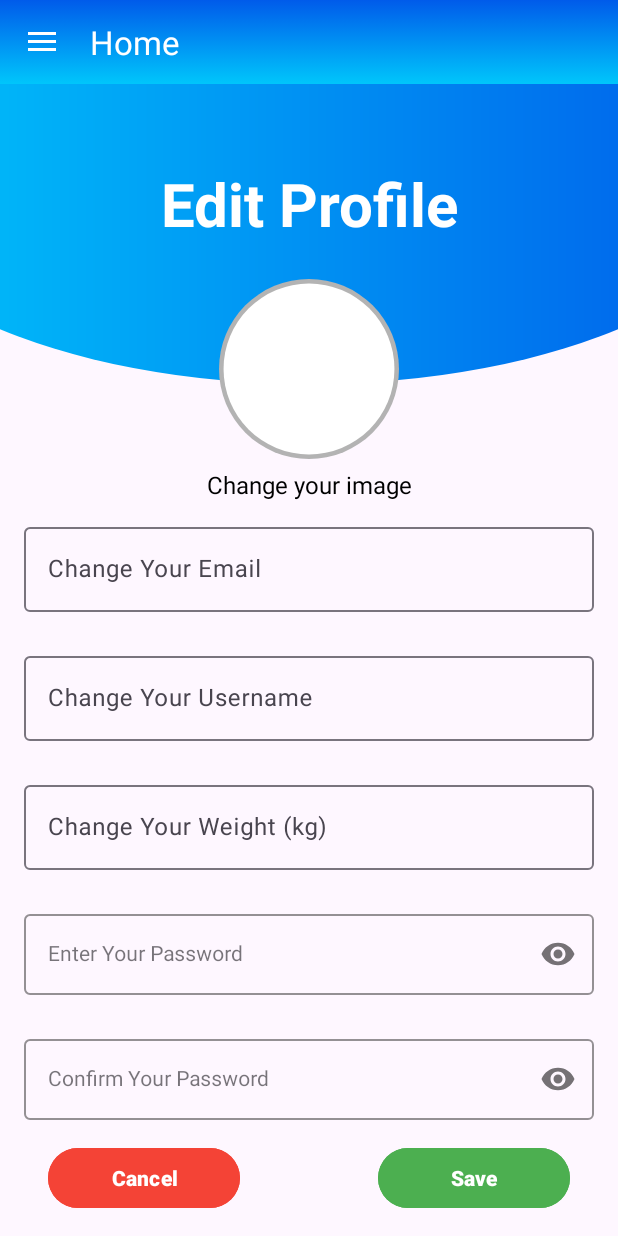
After one commit to HajdukJ/Aplikacja_Sportowa, an Android app: the fragment EditAccountFragment placed in its activity, on a phone screen of 412 x 824 dp. The commit adds this screen. Run offline under Robolectric (Android 15) with nearby library versions, the phone set to English and light mode, and no system bars; our stand-ins replace Firebase (no records; nobody signed in at launch, a user with empty details on screens opened directly).

Commit message:
poprawki podczas logowania, poprawki w profilu, mozliwosc edycji niektorych danych w profilu

```diff
--- /dev/null
+++ b/app/src/main/java/com/example/aplikacja_sportowa/EditAccountFragment.kt
@@ -0,0 +1,161 @@
+package com.example.aplikacja_sportowa
+
+import android.app.Activity
+import android.content.Intent
+import android.graphics.Bitmap
+import android.graphics.BitmapFactory
+import android.net.Uri
+import android.os.Bundle
+import android.os.Handler
+import android.os.Looper
+import android.util.Base64
+import android.util.Log
+import android.view.LayoutInflater
+import android.view.View
+import android.view.ViewGroup
+import android.widget.Toast
+import androidx.fragment.app.Fragment
+import com.bumptech.glide.Glide
+import com.example.aplikacja_sportowa.databinding.FragmentEditAccountBinding
+import com.google.firebase.auth.FirebaseAuth
+import com.google.firebase.database.*
+import java.io.ByteArrayOutputStream
+import java.io.InputStream
+
+class EditAccountFragment : Fragment() {
+
+    private lateinit var binding: FragmentEditAccountBinding
+    private lateinit var firebaseAuth: FirebaseAuth
+    private lateinit var database: DatabaseReference
+
+    private var imageUri: Uri? = null
+    private var imageBase64: String? = null
+    private val PICK_IMAGE_REQUEST = 1
+
+    override fun onCreateView(
+        inflater: LayoutInflater, container: ViewGroup?,
+        savedInstanceState: Bundle?
+    ): View {
+        binding = FragmentEditAccountBinding.inflate(inflater, container, false)
+        firebaseAuth = FirebaseAuth.getInstance()
+        database = FirebaseDatabase.getInstance().getReference("Users")
+
+        loadUserData()
+
+        binding.saveSettingsButton.setOnClickListener { saveUserData() }
+        binding.profileImageView.setOnClickListener { openFileChooser() }
+        binding.cancelButton.setOnClickListener {
+            requireActivity().supportFragmentManager.beginTransaction()
+                .replace(R.id.fragment_container, ProfileFragment())
+                .addToBackStack(null)
+                .commit()
+        }
+
+        return binding.root
+    }
+
+    private fun loadUserData() {
+        val userId = firebaseAuth.currentUser?.uid
+        if (userId != null) {
+            database.child(userId).addListenerForSingleValueEvent(object : ValueEventListener {
+                override fun onDataChange(snapshot: DataSnapshot) {
+                    val userData = snapshot.value as? Map<*, *> ?: return
+                    binding.emailbox.setText(userData["email"] as? String ?: "")
+                    binding.usernamebox.setText(userData["username"] as? String ?: "")
+                    binding.weightbox.setText(userData["weight"] as? String ?: "")
+                    val imageBase64 = userData["image"] as? String
+                    if (!imageBase64.isNullOrEmpty()) {
+                        val imageBytes = Base64.decode(imageBase64, Base64.DEFAULT)
+                        val bitmap = BitmapFactory.decodeByteArray(imageBytes, 0, imageBytes.size)
+                        Glide.with(this@EditAccountFragment)
+                            .load(bitmap)
+                            .circleCrop()
+                            .into(binding.profileImageView)
+                    }
+                }
+
+                override fun onCancelled(error: DatabaseError) {
+                    Toast.makeText(requireContext(), "Error loading data: ${error.message}", Toast.LENGTH_SHORT).show()
+                }
+            })
+        }
+    }
+
+    private fun openFileChooser() {
+        val intent = Intent(Intent.ACTION_PICK)
+        intent.type = "image/*"
+        startActivityForResult(intent, PICK_IMAGE_REQUEST)
+    }
+
+    override fun onActivityResult(requestCode: Int, resultCode: Int, data: Intent?) {
+        super.onActivityResult(requestCode, resultCode, data)
+        if (requestCode == PICK_IMAGE_REQUEST && resultCode == Activity.RESULT_OK && data != null) {
+            imageUri = data.data
+            Glide.with(this)
+                .load(imageUri)
+                .circleCrop()
+                .into(binding.profileImageView)
+            convertImageToBase64()
+        }
+    }
+
+    private fun convertImageToBase64() {
+        try {
+            val inputStream: InputStream? = imageUri?.let { requireContext().contentResolver.openInputStream(it) }
+            val bitmap = BitmapFactory.decodeStream(inputStream)
+            val outputStream = ByteArrayOutputStream()
+            bitmap.compress(Bitmap.CompressFormat.JPEG, 50, outputStream)
+            val imageBytes: ByteArray = outputStream.toByteArray()
+            imageBase64 = Base64.encodeToString(imageBytes, Base64.DEFAULT)
+        } catch (e: Exception) {
+            Log.e("EditAccountFragment", "Error converting image: ${e.message}", e)
+            Toast.makeText(requireContext(), "Error converting image: ${e.message}", Toast.LENGTH_SHORT).show()
+        }
+    }
+
+    private fun saveUserData() {
+        val email = binding.emailbox.text.toString().trim()
+        val username = binding.usernamebox.text.toString().trim()
+        val weight = binding.weightbox.text.toString().trim()
+        val password = binding.passwordbox.text.toString().trim()
+        val confirmPassword = binding.confirmpasswordbox.text.toString().trim()
+
+        if (password.isNotEmpty() && password != confirmPassword) {
+            Toast.makeText(requireContext(), "Passwords do not match!", Toast.LENGTH_SHORT).show()
+            return
+        }
+
+        val userId = firebaseAuth.currentUser?.uid
+        if (userId != null) {
+            database.child(userId).addListenerForSingleValueEvent(object : ValueEventListener {
+                override fun onDataChange(snapshot: DataSnapshot) {
+                    val updates = mutableMapOf<String, Any>()
+                    if (email.isNotEmpty()) updates["email"] = email
+                    if (username.isNotEmpty()) updates["username"] = username
+                    if (weight.isNotEmpty()) updates["weight"] = weight
+                    if (!imageBase64.isNullOrEmpty()) updates["image"] = imageBase64!!
+                    if (password.isNotEmpty()) firebaseAuth.currentUser?.updatePassword(password)
+
+                    database.child(userId).updateChildren(updates).addOnCompleteListener { task ->
+                        if (task.isSuccessful) {
+                            Toast.makeText(requireContext(), "Profile updated successfully!", Toast.LENGTH_SHORT).show()
+
+                            Handler(Looper.getMainLooper()).postDelayed({
+                                requireActivity().supportFragmentManager.beginTransaction()
+                                    .replace(R.id.fragment_container, ProfileFragment())
+                                    .addToBackStack(null)
+                                    .commit()
+                            }, 2000)
+                        } else {
+                            Toast.makeText(requireContext(), "Error updating profile: ${task.exception?.message}", Toast.LENGTH_SHORT).show()
+                        }
+                    }
+                }
+
+                override fun onCancelled(error: DatabaseError) {
+                    Toast.makeText(requireContext(), "Error loading user data: ${error.message}", Toast.LENGTH_SHORT).show()
+                }
+            })
+        }
+    }
+}
--- /dev/null
+++ b/app/src/main/res/layout/fragment_edit_account.xml
@@ -0,0 +1,198 @@
+<androidx.constraintlayout.widget.ConstraintLayout xmlns:android="http://schemas.android.com/apk/res/android"
+    xmlns:app="http://schemas.android.com/apk/res-auto"
+    xmlns:tools="http://schemas.android.com/tools"
+    android:layout_width="match_parent"
+    android:layout_height="match_parent"
+    tools:context=".UserDataFragment">
+
+    <LinearLayout
+        android:layout_width="match_parent"
+        android:layout_height="500dp"
+        android:background="@drawable/ic_wave"
+        tools:ignore="MissingConstraints">
+        <TextView
+            android:id="@+id/edit_profile"
+            android:layout_width="match_parent"
+            android:layout_height="wrap_content"
+            android:layout_marginTop="-170dp"
+            android:textColor="@color/white"
+            android:textStyle="bold"
+            android:textSize="40sp"
+            android:text="Edit Profile"
+            android:gravity="center"
+            android:layout_gravity="center_vertical" />
+    </LinearLayout>
+
+    <ImageView
+        android:id="@+id/profileImageView"
+        android:layout_width="120dp"
+        android:layout_height="120dp"
+        android:layout_centerHorizontal="true"
+        android:layout_marginTop="130dp"
+        android:clickable="true"
+        android:onClick="onProfileImageClick"
+        android:scaleType="centerCrop"
+        android:src="@drawable/circle_background_white"
+        app:layout_constraintTop_toTopOf="parent"
+        app:layout_constraintStart_toStartOf="parent"
+        app:layout_constraintEnd_toEndOf="parent"
+        tools:layout_editor_absoluteX="31dp"
+        tools:ignore="MissingConstraints" />
+
+    <TextView
+        android:id="@+id/selectImageText"
+        android:layout_width="wrap_content"
+        android:layout_height="wrap_content"
+        android:layout_marginTop="6dp"
+        android:layout_centerHorizontal="true"
+        android:text="Change your image"
+        android:textSize="16sp"
+        android:textColor="@color/black"
+        android:gravity="center"
+        app:layout_constraintTop_toBottomOf="@id/profileImageView"
+        app:layout_constraintStart_toStartOf="parent"
+        app:layout_constraintEnd_toEndOf="parent" />
+
+    <com.google.android.material.textfield.TextInputLayout
+        android:id="@+id/emailLayout"
+        android:layout_width="match_parent"
+        android:layout_height="wrap_content"
+        android:layout_marginHorizontal="16dp"
+        android:layout_marginTop="40dp"
+        app:layout_constraintEnd_toEndOf="parent"
+        app:layout_constraintStart_toStartOf="parent"
+        app:layout_constraintTop_toBottomOf="@id/profileImageView">
+
+        <com.google.android.material.textfield.TextInputEditText
+            android:id="@+id/emailbox"
+            android:layout_width="match_parent"
+            android:layout_height="wrap_content"
+            android:hint="Change Your Email"
+            android:inputType="text" />
+    </com.google.android.material.textfield.TextInputLayout>
+
+    <com.google.android.material.textfield.TextInputLayout
+        android:id="@+id/usernameLayout"
+        android:layout_width="match_parent"
+        android:layout_height="wrap_content"
+        android:layout_marginHorizontal="16dp"
+        android:layout_marginTop="24dp"
+        app:layout_constraintEnd_toEndOf="parent"
+        app:layout_constraintStart_toStartOf="parent"
+        app:layout_constraintTop_toBottomOf="@id/emailLayout">
+
+        <com.google.android.material.textfield.TextInputEditText
+            android:id="@+id/usernamebox"
+            android:layout_width="match_parent"
+            android:layout_height="wrap_content"
+            android:hint="Change Your Username"
+            android:inputType="text" />
+    </com.google.android.material.textfield.TextInputLayout>
+
+    <com.google.android.material.textfield.TextInputLayout
+        android:id="@+id/weightLayout"
+        android:layout_width="match_parent"
+        android:layout_height="wrap_content"
+        android:layout_marginHorizontal="16dp"
+        android:layout_marginTop="24dp"
+        app:layout_constraintEnd_toEndOf="parent"
+        app:layout_constraintStart_toStartOf="parent"
+        app:layout_constraintTop_toBottomOf="@id/usernameLayout">
+
+        <com.google.android.material.textfield.TextInputEditText
+            android:id="@+id/weightbox"
+            android:layout_width="match_parent"
+            android:layout_height="wrap_content"
+            android:hint="Change Your Weight (kg)"
+            android:inputType="numberDecimal" />
+    </com.google.android.material.textfield.TextInputLayout>
+
+    <com.google.android.material.textfield.TextInputLayout
+        android:id="@+id/passwordLayout"
+        style="@style/LoginTextInputOuterFieldStyle"
+        android:layout_width="match_parent"
+        android:layout_height="wrap_content"
+        android:layout_marginHorizontal="16dp"
+        android:layout_marginTop="24dp"
+        app:boxStrokeColor="@color/blue"
+        app:hintTextColor="@color/blue"
+        app:layout_constraintEnd_toEndOf="parent"
+        app:layout_constraintHorizontal_bias="0.5"
+        app:layout_constraintStart_toStartOf="parent"
+        app:layout_constraintTop_toBottomOf="@id/weightLayout"
+        app:passwordToggleEnabled="true">
+
+        <com.google.android.material.textfield.TextInputEditText
+            android:id="@+id/passwordbox"
+            style="@style/LoginTextInputInnerFieldStyle"
+            android:layout_width="match_parent"
+            android:layout_height="wrap_content"
+            android:hint="Enter Your Password"
+            android:inputType="textPassword" />
+    </com.google.android.material.textfield.TextInputLayout>
+
+    <com.google.android.material.textfield.TextInputLayout
+        android:id="@+id/confirmPasswordLayout"
+        style="@style/LoginTextInputOuterFieldStyle"
+        android:layout_width="match_parent"
+        android:layout_height="wrap_content"
+        android:layout_marginHorizontal="16dp"
+        android:layout_marginTop="24dp"
+        app:boxStrokeColor="@color/blue"
+        app:hintTextColor="@color/blue"
+        app:layout_constraintEnd_toEndOf="parent"
+        app:layout_constraintHorizontal_bias="0.5"
+        app:layout_constraintStart_toStartOf="parent"
+        app:layout_constraintTop_toBottomOf="@id/passwordLayout"
+        app:passwordToggleEnabled="true">
+
+        <com.google.android.material.textfield.TextInputEditText
+            android:id="@+id/confirmpasswordbox"
+            style="@style/LoginTextInputInnerFieldStyle"
+            android:layout_width="match_parent"
+            android:layout_height="wrap_content"
+            android:hint="Confirm Your Password"
+            android:inputType="textPassword" />
+    </com.google.android.material.textfield.TextInputLayout>
+
+    <LinearLayout
+        android:id="@+id/buttonContainer"
+        android:layout_width="0dp"
+        android:layout_height="wrap_content"
+        android:layout_marginHorizontal="16dp"
+        android:gravity="center"
+        android:orientation="horizontal"
+        app:layout_constraintBottom_toBottomOf="parent"
+        app:layout_constraintEnd_toEndOf="parent"
+        app:layout_constraintStart_toStartOf="parent"
+        app:layout_constraintTop_toBottomOf="@id/confirmPasswordLayout"
+        app:layout_constraintVertical_bias="0.5">
+
+        <Button
+            android:id="@+id/cancel_button"
+            android:layout_width="0dp"
+            android:layout_height="wrap_content"
+            android:layout_marginStart="16dp"
+            android:layout_marginEnd="46dp"
+            android:layout_weight="1"
+            android:backgroundTint="@color/colorDeleteButton"
+            android:text="Cancel"
+            android:textColor="@color/white"
+            android:textSize="14sp"
+            android:textStyle="bold" />
+
+        <Button
+            android:id="@+id/saveSettingsButton"
+            android:layout_width="0dp"
+            android:layout_height="wrap_content"
+            android:layout_marginStart="46dp"
+            android:layout_marginEnd="16dp"
+            android:layout_weight="1"
+            android:backgroundTint="@color/colorSaveButton"
+            android:text="Save"
+            android:textColor="@color/white"
+            android:textSize="14sp"
+            android:textStyle="bold" />
+    </LinearLayout>
+
+</androidx.constraintlayout.widget.ConstraintLayout>
--- a/app/src/main/res/layout/fragment_user_data.xml
+++ b/app/src/main/res/layout/fragment_user_data.xml
@@ -85,7 +85,7 @@
             android:id="@+id/heightbox"
             android:layout_width="match_parent"
             android:layout_height="wrap_content"
-            android:hint="Enter Your Height"
+            android:hint="Enter Your Height (cm)"
             android:inputType="numberDecimal" />
     </com.google.android.material.textfield.TextInputLayout>
 
@@ -103,7 +103,7 @@
             android:id="@+id/weightbox"
             android:layout_width="match_parent"
             android:layout_height="wrap_content"
-            android:hint="Enter Your Weight"
+            android:hint="Enter Your Weight (kg)"
             android:inputType="numberDecimal" />
     </com.google.android.material.textfield.TextInputLayout>
 
```
Also changed, not shown: app/src/main/java/com/example/aplikacja_sportowa/LoginFragment.kt (+39 -4 lines), app/src/main/java/com/example/aplikacja_sportowa/ProfileFragment.kt (+17 -11 lines), app/src/main/res/layout/fragment_profile.xml (+42 -54 lines).
